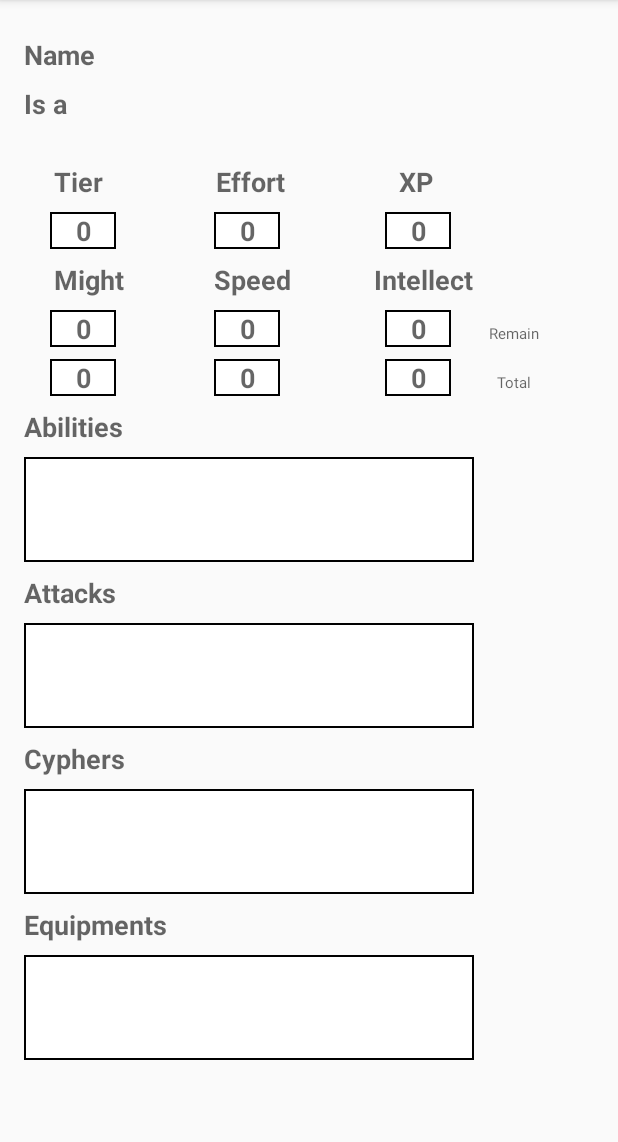
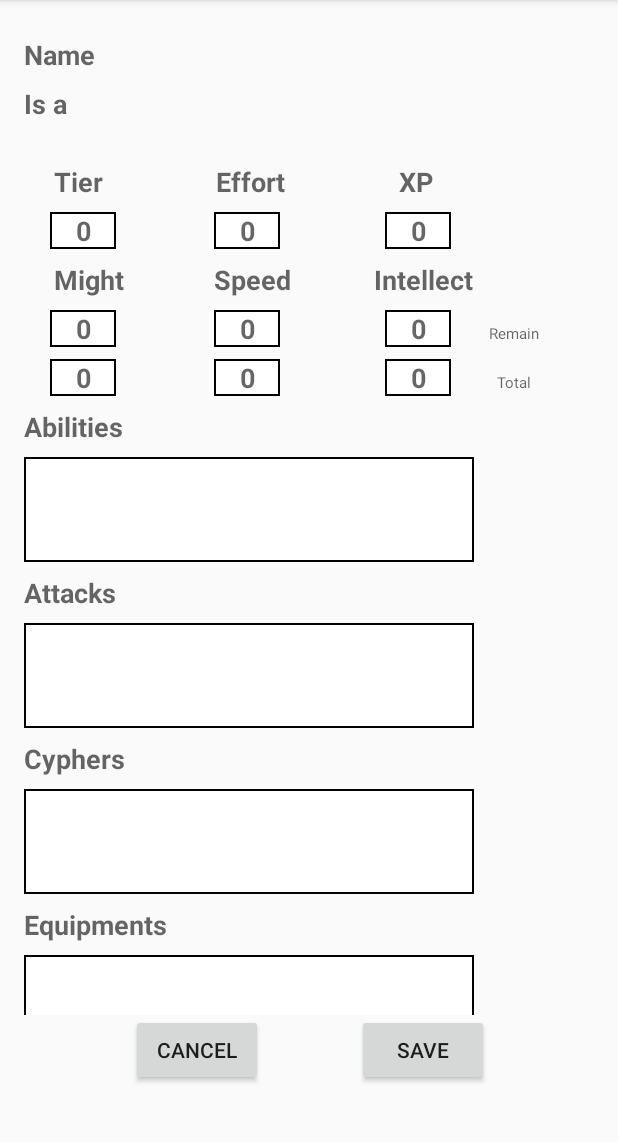
Before and after one commit to paugajt/androidfinal, an Android app: the screen it shows after launch (MainActivity), on a phone screen of 412 x 824 dp, the part 84-1226 px from its top. Run offline under Robolectric (Android 15) with nearby library versions, the phone set to English and light mode, and no system bars.

Commit message:
View Character

```diff
--- a/app/src/main/res/layout/character_info.xml
+++ b/app/src/main/res/layout/character_info.xml
@@ -11,7 +11,10 @@
 
     <ScrollView
         android:layout_width="match_parent"
-        android:layout_height="match_parent">
+        android:layout_height="match_parent"
+        android:layout_alignParentBottom="true"
+        android:layout_alignParentStart="true"
+        android:layout_marginBottom="75dp">
 
         <LinearLayout
         android:layout_width="match_parent"
@@ -41,7 +44,6 @@
         android:inputType="text"
         android:textAlignment="center" />
         </LinearLayout>
-
 
 
         <LinearLayout
@@ -203,7 +205,6 @@
         android:orientation="horizontal">
 
 
-
         <TextView
         android:id="@+id/view_might_total"
         android:layout_width="44dp"
@@ -258,7 +259,6 @@
         android:layout_width="wrap_content"
         android:layout_height="wrap_content"
         android:orientation="horizontal">
-
 
 
         <TextView
@@ -326,7 +326,6 @@
         android:layout_marginTop="8dp"
         android:background="@drawable/text_border"
         android:text=""
-            android:textAlignment="center"
         android:textAppearance="?android:attr/textAppearanceMedium"
         android:textStyle="bold" />
 
@@ -346,7 +345,6 @@
         android:layout_marginTop="8dp"
         android:background="@drawable/text_border"
         android:text=""
-            android:textAlignment="center"
         android:textAppearance="?android:attr/textAppearanceMedium"
         android:textStyle="bold" />
 
@@ -366,7 +364,6 @@
         android:layout_marginTop="8dp"
         android:background="@drawable/text_border"
         android:text=""
-            android:textAlignment="center"
         android:textAppearance="?android:attr/textAppearanceMedium"
         android:textStyle="bold" />
 
@@ -386,45 +383,36 @@
         android:layout_marginTop="8dp"
         android:background="@drawable/text_border"
         android:text=""
-            android:textAlignment="center"
         android:textAppearance="?android:attr/textAppearanceMedium"
         android:textStyle="bold" />
 
         </LinearLayout>
     </ScrollView>
 
-    <!--<Button-->
-        <!--android:id="@+id/new_round_button"-->
-        <!--android:layout_width="wrap_content"-->
-        <!--android:layout_height="wrap_content"-->
-        <!--android:layout_alignParentBottom="true"-->
-        <!--android:layout_marginBottom="8dp"-->
-        <!--android:layout_marginEnd="8dp"-->
-        <!--android:layout_marginStart="8dp"-->
-        <!--android:layout_toStartOf="@+id/view_character_edit_button"-->
-        <!--android:text="Edit"-->
-        <!--app:layout_constraintBottom_toBottomOf="parent"-->
-        <!--app:layout_constraintEnd_toStartOf="@+id/view_character_edit_button"-->
-        <!--app:layout_constraintHorizontal_bias="0.429"-->
-        <!--app:layout_constraintStart_toStartOf="parent"-->
-        <!--app:layout_constraintVertical_chainStyle="spread" />-->
-
-    <!--<Button-->
-        <!--android:id="@+id/view_character_edit_button"-->
-        <!--android:layout_width="wrap_content"-->
-        <!--android:layout_height="wrap_content"-->
-        <!--android:layout_alignBaseline="@+id/new_round_button"-->
-        <!--android:layout_alignBottom="@+id/new_round_button"-->
-        <!--android:layout_alignParentBottom="true"-->
-        <!--android:layout_alignParentEnd="true"-->
-        <!--android:layout_marginBottom="8dp"-->
-        <!--android:layout_marginEnd="8dp"-->
-        <!--android:layout_marginStart="104dp"-->
-        <!--android:text="New Round"-->
-        <!--app:layout_constraintBottom_toBottomOf="parent"-->
-        <!--app:layout_constraintEnd_toEndOf="parent"-->
-        <!--app:layout_constraintStart_toEndOf="@+id/new_round_button"-->
-        <!--app:layout_constraintVertical_chainStyle="spread" />-->
+    <Button
+        android:id="@+id/new_round_button"
+        android:layout_width="wrap_content"
+        android:layout_height="wrap_content"
+        android:layout_alignParentBottom="true"
+        android:layout_alignParentStart="true"
+        android:layout_marginBottom="28dp"
+        android:layout_marginStart="71dp"
+        android:text="Cancel"
+        app:layout_constraintBottom_toBottomOf="parent"
+        app:layout_constraintEnd_toStartOf="@+id/view_character_edit_button"
+        app:layout_constraintHorizontal_bias="0.349"
+        app:layout_constraintHorizontal_chainStyle="spread"
+        app:layout_constraintStart_toStartOf="parent" />
+    <Button
+        android:id="@+id/view_character_edit_button"
+        android:layout_width="wrap_content"
+        android:layout_height="wrap_content"
+        android:layout_alignParentEnd="true"
+        android:layout_alignTop="@+id/new_round_button"
+        android:layout_marginEnd="70dp"
+        android:text="Save"
+        app:layout_constraintBottom_toBottomOf="parent"
+        app:layout_constraintEnd_toEndOf="parent" />
 
 
 </RelativeLayout>
```
Lines whose indentation alone changed are shown as unchanged.
